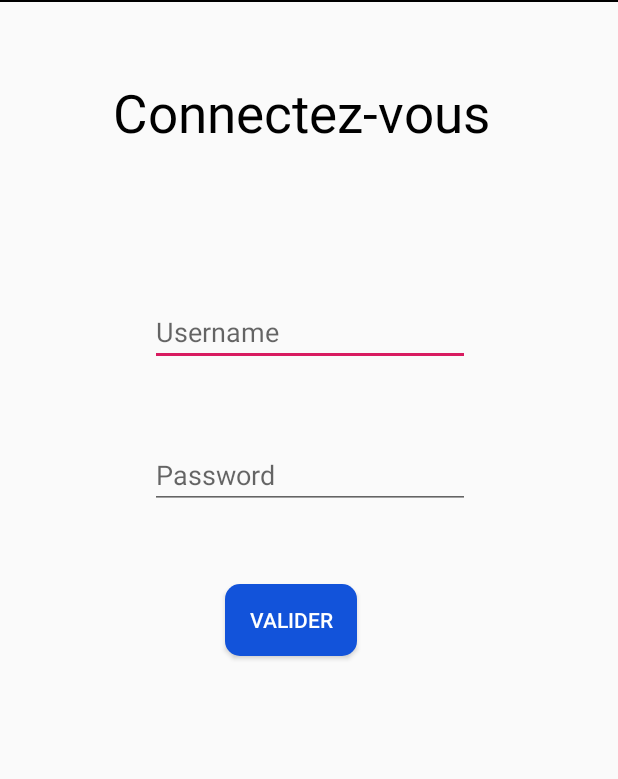
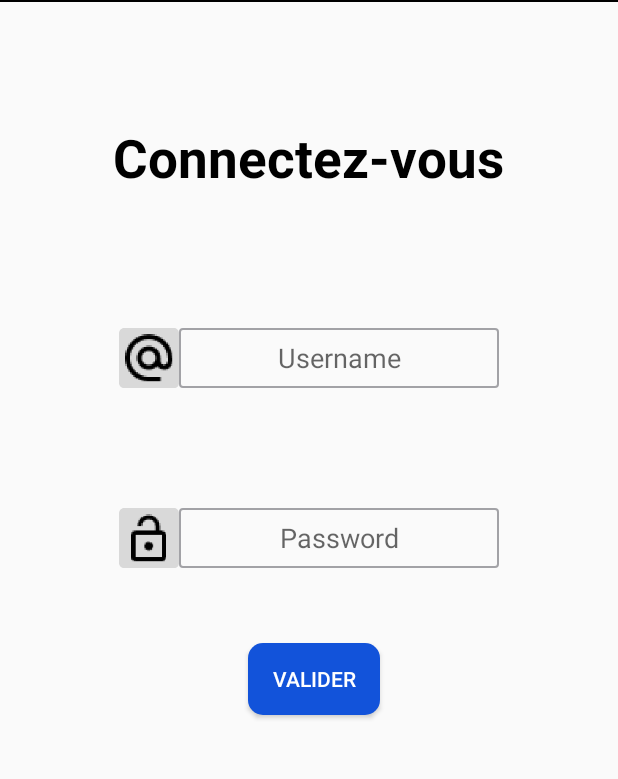
Before and after one commit to BenjaminGonzalez5/GoStyle, an Android app: the screen it shows after launch (Connexion), on a phone screen of 412 x 824 dp, the part 84-863 px from its top. Run offline under Robolectric (Android 15) with nearby library versions, the phone set to English and light mode, and no system bars.

Commit message:
Front de la page connexion et du header

```diff
--- a/app/src/main/java/fr/epsi/gostyle/Connexion.java
+++ b/app/src/main/java/fr/epsi/gostyle/Connexion.java
@@ -2,18 +2,28 @@ package fr.epsi.gostyle;
 
 import androidx.appcompat.app.AppCompatActivity;
 
+import android.content.Intent;
 import android.os.Bundle;
+import android.view.View;
 
 import org.json.JSONArray;
 import org.json.JSONException;
 
-public class Connexion extends AppCompatActivity {
+public class Connexion extends GoStyleActivity {
 
     @Override
     protected void onCreate(Bundle savedInstanceState) {
         super.onCreate(savedInstanceState);
         setContentView(R.layout.connexion);
+        findViewById(R.id.buttonConnexion).setOnClickListener(this);
     }
+
+
+    @Override
+    public void onClick(View v) {
+        CouponListView.display(Connexion.this);
+    }
+
 
     public JSONArray connexion() throws JSONException {
         //TODO : retourne un code 200 + le json contenant les infos de l'utilisateur et les coupons de l'utilsateur + fichier texte pour session ?w
@@ -29,6 +39,11 @@ public class Connexion extends AppCompatActivity {
     }
 }
 
+//envoie en json email : input_email
+//               password : input_password
+//à /user
+
+
 //scan QR CODE
 //apell web service
 //récup coupon
--- a/app/src/main/java/fr/epsi/gostyle/DetailsCoupon.java
+++ b/app/src/main/java/fr/epsi/gostyle/DetailsCoupon.java
@@ -10,4 +10,6 @@ public class DetailsCoupon extends AppCompatActivity {
         super.onCreate(savedInstanceState);
         setContentView(R.layout.detailscoupon);
     }
+
+
 }
--- a/app/src/main/res/drawable/input_background.xml
+++ b/app/src/main/res/drawable/input_background.xml
@@ -1,4 +1,21 @@
 <?xml version="1.0" encoding="utf-8"?>
-<selector xmlns:android="http://schemas.android.com/apk/res/android">
+<shape xmlns:android="http://schemas.android.com/apk/res/android"
+    android:shape="rectangle" >
 
-</selector>
+    <!-- View background color -->
+    <solid
+        android:color="@android:color/transparent" >
+    </solid>
+
+    <!-- View border color and width -->
+    <stroke
+        android:width="1dp"
+        android:color="@color/colorHeader" >
+    </stroke>
+
+    <!-- The radius makes the corners rounded -->
+    <corners
+        android:radius="2dp"   >
+    </corners>
+
+</shape>
--- a/app/src/main/res/layout/connexion.xml
+++ b/app/src/main/res/layout/connexion.xml
@@ -1,10 +1,10 @@
 <?xml version="1.0" encoding="utf-8"?>
 
-<LinearLayout
-    xmlns:android="http://schemas.android.com/apk/res/android"
-    android:orientation="vertical"
+<LinearLayout xmlns:android="http://schemas.android.com/apk/res/android"
     android:layout_width="match_parent"
-    android:layout_height="match_parent">
+    android:layout_height="match_parent"
+    xmlns:app="http://schemas.android.com/apk/res-auto"
+    android:orientation="vertical">
 
     <include
         layout="@layout/header"
@@ -16,38 +16,70 @@
         android:id="@+id/textView3"
         android:layout_width="wrap_content"
         android:layout_height="wrap_content"
-        android:layout_marginStart="75dp"
-        android:layout_marginTop="50dp"
+        android:layout_marginTop="80dp"
+        android:text="@string/textView_connexion"
+        android:layout_gravity="center"
+        android:textColor="@android:color/black"
         android:textSize="35sp"
-        android:textColor="@android:color/black"
-        android:text="@string/textView_connexion" />
+        android:textStyle="bold"/>
+
+
+    <LinearLayout
+        android:layout_width="match_parent"
+        android:layout_height="wrap_content"
+        android:layout_marginTop="90dp"
+        android:gravity="center"
+        android:orientation="horizontal">
+
+        <ImageView
+            android:id="@+id/imageViewEmail"
+            android:layout_width="40dp"
+            android:layout_height="40dp"
+            android:src="@mipmap/ic_email" />
 
         <EditText
             android:id="@+id/editText"
             android:layout_width="wrap_content"
+            android:layout_height="match_parent"
+            android:background="@drawable/input_background"
+            android:ems="10"
+            android:gravity="center"
+            android:hint="@string/placeholder_Inputemail"
+            android:inputType="textEmailAddress" />
+    </LinearLayout>
+
+    <LinearLayout
+        android:layout_width="match_parent"
         android:layout_height="wrap_content"
-        android:layout_marginStart="100dp"
-        android:layout_marginTop="100dp"
-        android:ems="10"
-        android:hint="@string/placeholder_inputemail"
-        android:inputType="textPersonName"/>
+        android:gravity="center"
+        android:layout_marginTop="80dp"
+        android:orientation="horizontal">
+
+        <ImageView
+            android:id="@+id/imageViewLock"
+            android:layout_width="40dp"
+            android:layout_height="40dp"
+            android:src="@mipmap/ic_lock" />
 
         <EditText
             android:id="@+id/editText2"
             android:layout_width="wrap_content"
-        android:layout_height="wrap_content"
-        android:layout_marginStart="100dp"
-        android:layout_marginTop="50dp"
+            android:layout_height="match_parent"
             android:ems="10"
             android:hint="@string/placeholder_inputpassword"
+            android:gravity="center"
+            android:background="@drawable/input_background"
             android:inputType="textPassword"
-        android:singleLine="true" />
+            android:singleLine="true"/>
+
+    </LinearLayout>
+
 
     <Button
-        android:id="@+id/button"
+        android:id="@+id/buttonConnexion"
         android:layout_width="wrap_content"
         android:layout_height="wrap_content"
-        android:layout_marginStart="150dp"
+        android:layout_marginStart="165dp"
         android:layout_marginTop="50dp"
         android:background="@drawable/btn_rounded"
         android:text="@string/button_submit"
--- a/app/src/main/res/values/strings.xml
+++ b/app/src/main/res/values/strings.xml
@@ -1,6 +1,6 @@
 <resources>
     <string name="app_name">GoStyle</string>
-    <string name="placeholder_inputemail">Username</string>
+    <string name="placeholder_Inputemail">Username</string>
     <string name="placeholder_inputpassword">Password</string>
     <string name="button_submit">Valider</string>
     <string name="textView_connexion">Connectez-vous</string>
```
Also changed, not shown: app/src/main/java/fr/epsi/gostyle/CouponListView.java (+12 -1 lines), app/src/main/java/fr/epsi/gostyle/GoStyleActivity.java (+30 -1 lines), app/src/main/java/fr/epsi/gostyle/Utilisateur.java (deleted, +0 -34 lines), 1 other file. Lines whose indentation alone changed are shown as unchanged.
